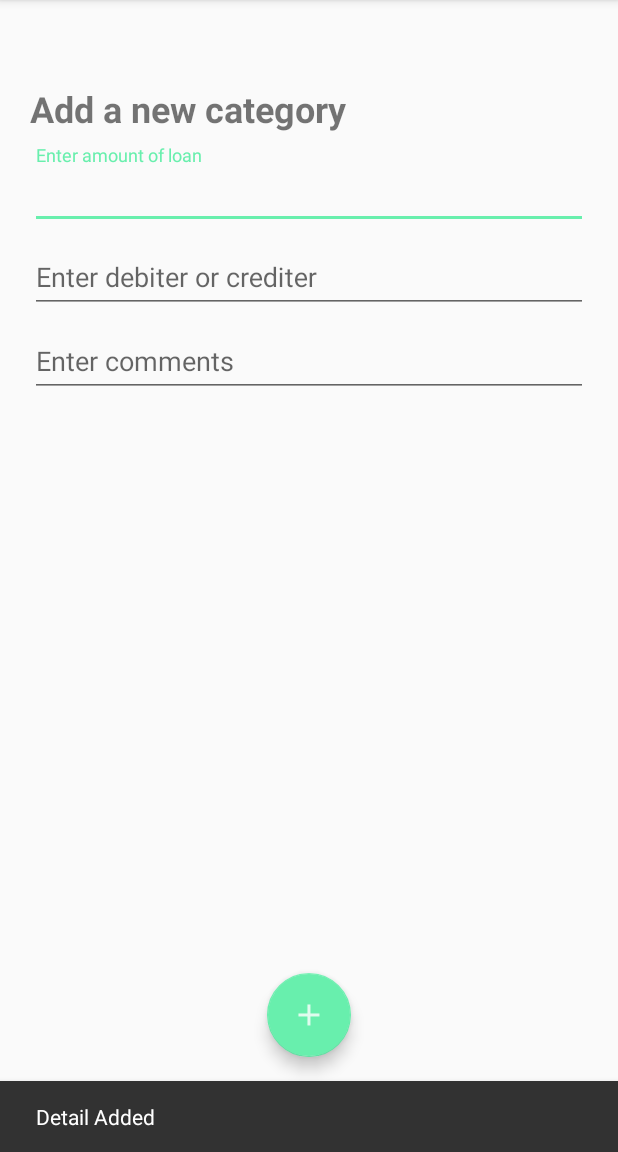
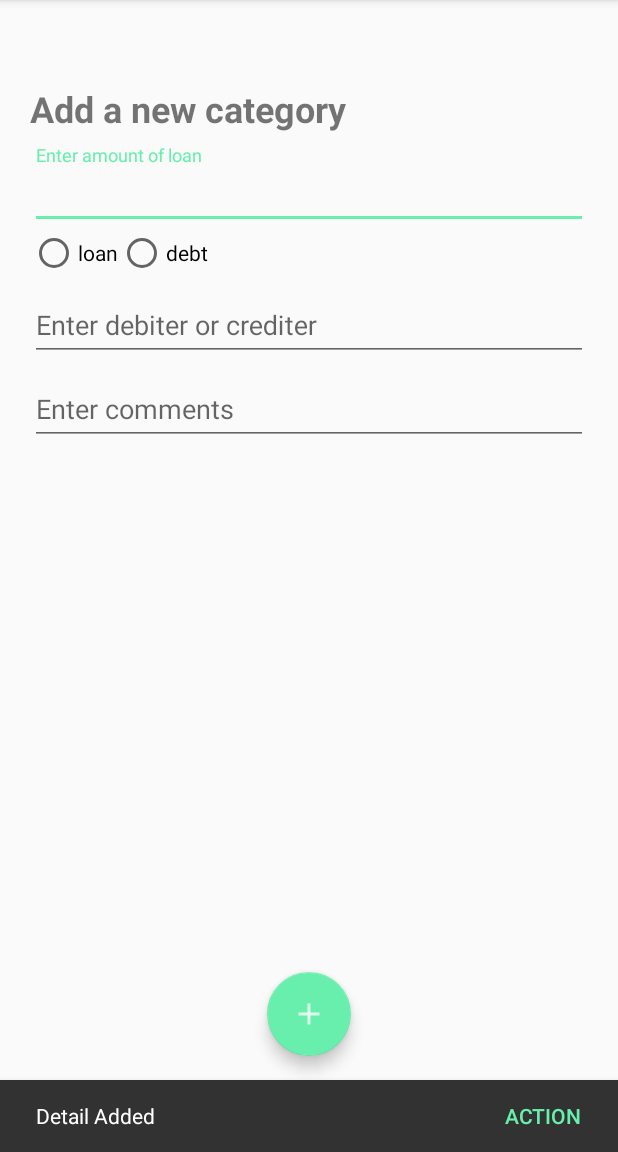
Before and after one commit to SuryaThiru/expensio-WINSEM18, an Android app: the AddDebtOrLoan screen opened directly, with no data from a screen before it, after a tap on an icon or button, on a phone screen of 412 x 824 dp, the part 84-1236 px from its top. Run offline under Robolectric (Android 15) with nearby library versions, the light colour scheme and no system bars; libraries missing offline, so code that uses them is left out: io.realm.

Commit message:
change form loan

```diff
--- a/app/src/main/java/com/nas/android/expensio/AddDebtOrLoan.kt
+++ b/app/src/main/java/com/nas/android/expensio/AddDebtOrLoan.kt
@@ -3,7 +3,15 @@ package com.nas.android.expensio
 import android.support.v7.app.AppCompatActivity
 import android.os.Bundle
 import android.support.design.widget.Snackbar
+import android.util.Log
+import android.view.View
+import io.realm.Realm
+import kotlinx.android.synthetic.main.activity_add_debt_or_loan.*
 import kotlinx.android.synthetic.main.app_bar_main_navigation.*
+import model.DEBT
+import model.LOAN
+import model.addLoan
+import java.util.*
 
 class AddDebtOrLoan : AppCompatActivity() {
 
@@ -11,9 +19,22 @@ class AddDebtOrLoan : AppCompatActivity() {
         super.onCreate(savedInstanceState)
         setContentView(R.layout.activity_add_debt_or_loan)
 
-        fab.setOnClickListener { view ->
+        fab.setOnClickListener { view: View ->
             Snackbar.make(view, "Detail Added", Snackbar.LENGTH_LONG)
-                    .setAction("Action", null).show()
+                    .setAction("Action", {
+                        val amnt = inp_loan_amnt.text.toString().toInt()
+                        val rem = inp_loan_rem.text.toString()
+                        val actor = inp_loan_actr.text.toString()
+                        val opt = if (loan_radio.checkedRadioButtonId == 0) LOAN else DEBT
+                        val date = null
+
+                        val realm = Realm.getDefaultInstance()
+                        addLoan(realm, amnt, rem, opt, actor, Date())
+
+                        Log.i("Realm write", "added new category")
+                    }).show()
         }
+
+
     }
 }
--- a/app/src/main/res/layout/activity_add_debt_or_loan.xml
+++ b/app/src/main/res/layout/activity_add_debt_or_loan.xml
@@ -36,6 +36,23 @@ tools:context="com.nas.android.expensio.MainNavigationActivity">
                 android:singleLine="true"
                 android:hint="@string/amount" />
         </android.support.design.widget.TextInputLayout>
+
+        <RadioGroup xmlns:android="http://schemas.android.com/apk/res/android"
+            android:id="@+id/loan_radio"
+            android:layout_width="fill_parent"
+            android:layout_height="wrap_content"
+            android:orientation="horizontal">
+            <RadioButton android:id="@+id/radio_loan"
+                android:layout_width="wrap_content"
+                android:layout_height="wrap_content"
+                android:text="loan"
+                />
+            <RadioButton android:id="@+id/radio_debt"
+                android:layout_width="wrap_content"
+                android:layout_height="wrap_content"
+                android:text="debt"
+                />
+        </RadioGroup>
 
         <android.support.design.widget.TextInputLayout
             android:id="@+id/loans_actor"
```
